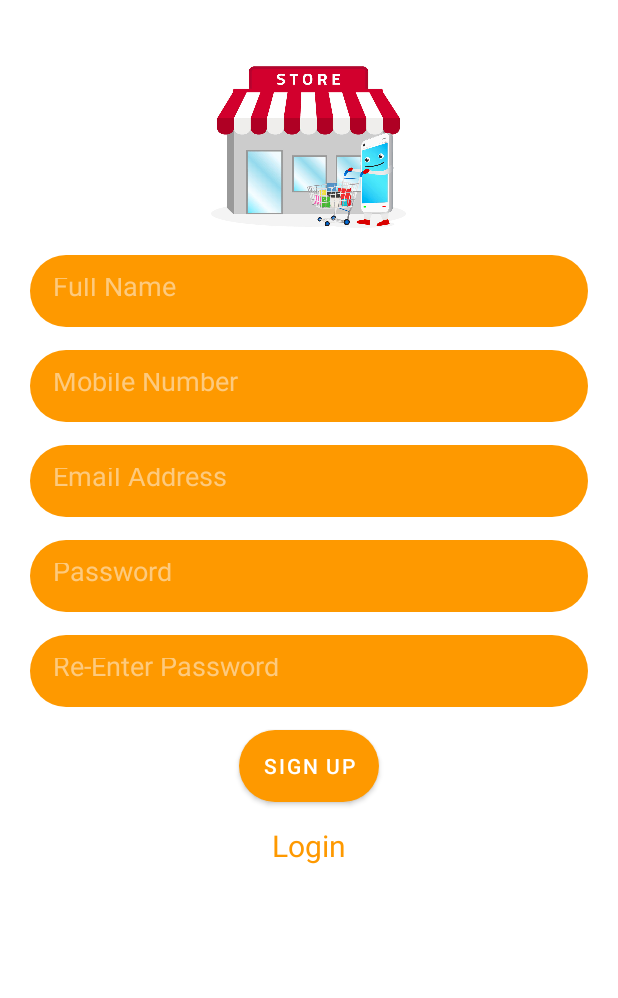
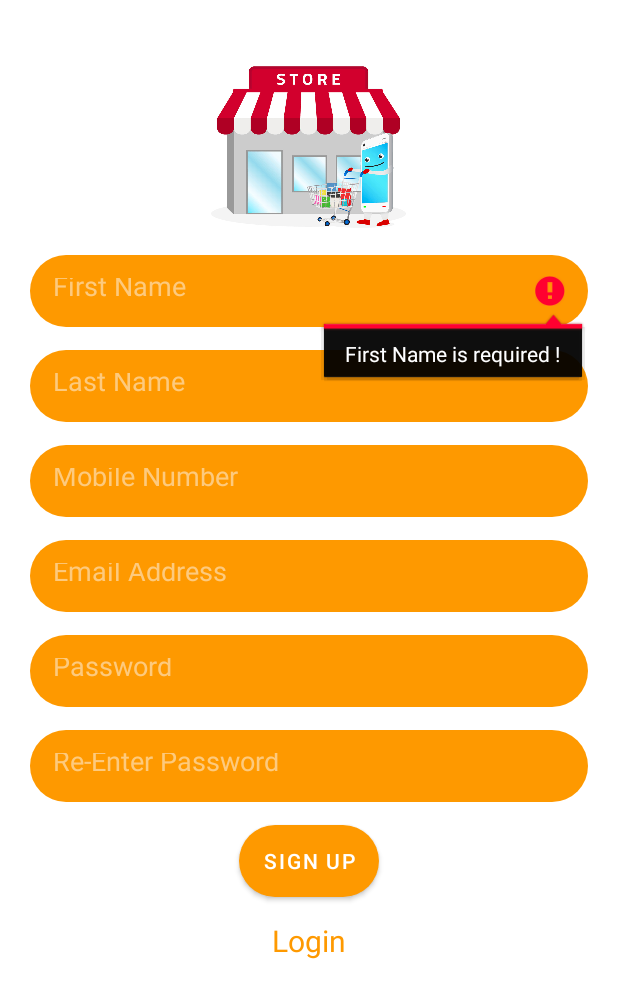
Before and after one commit to Zakaria-Ar/Online-Store-Android, an Android app: the MainActivity screen opened directly, with no data from a screen before it, after a tap on "SIGN UP", on a phone screen of 412 x 824 dp. Shown: the top 998 px of the screen. Run offline under Robolectric (Android 15) with nearby library versions, the phone set to English and light mode, and no system bars; our stand-ins replace Firebase (no records; nobody signed in at launch, a user with empty details on screens opened directly).

Commit message:
finished project

```diff
--- a/app/src/main/java/com/example/store/Home.java
+++ b/app/src/main/java/com/example/store/Home.java
@@ -42,7 +42,7 @@ public class Home extends AppCompatActivity {
                     public void onSuccess(DocumentSnapshot documentSnapshot) {
                         if (documentSnapshot.exists()) {
                             // User document exists, get data
-                            String fullName = documentSnapshot.getString("name");
+                            String fullName = documentSnapshot.getString("lastName");
                             userName.setText(fullName);
 
                         }
--- a/app/src/main/java/com/example/store/MainActivity.java
+++ b/app/src/main/java/com/example/store/MainActivity.java
@@ -6,64 +6,132 @@ import androidx.appcompat.app.AppCompatActivity;
 import android.app.ProgressDialog;
 import android.content.Intent;
 import android.os.Bundle;
+import android.util.Patterns;
 import android.view.View;
+import android.widget.Button;
+import android.widget.EditText;
+import android.widget.ProgressBar;
+import android.widget.TextView;
 import android.widget.Toast;
 
 import com.example.store.databinding.ActivityHomeBinding;
 import com.example.store.databinding.ActivityMainBinding;
+import com.google.android.gms.tasks.OnCompleteListener;
 import com.google.android.gms.tasks.OnFailureListener;
 import com.google.android.gms.tasks.OnSuccessListener;
+import com.google.android.gms.tasks.Task;
 import com.google.firebase.auth.AuthResult;
 import com.google.firebase.auth.FirebaseAuth;
+import com.google.firebase.auth.FirebaseUser;
 import com.google.firebase.firestore.FirebaseFirestore;
 
 public class MainActivity extends AppCompatActivity {
-    ActivityMainBinding binding;
-    ProgressDialog progressDialog;
-    FirebaseAuth firebaseAuth;
-    FirebaseFirestore firebaseFirestore;
+    private TextView login;
+    private EditText editTextEmail, editTextPassword,editTextLastName, editTextFirstName,editTextRePassword,editTextMobileNumber;
+    private Button signUp;
+
+    private FirebaseAuth mAuth;
+    private FirebaseFirestore firebaseFirestore;
+    private ProgressBar progressBar;
     @Override
     protected void onCreate(Bundle savedInstanceState) {
         super.onCreate(savedInstanceState);
-        binding=ActivityMainBinding.inflate(getLayoutInflater());
-        setContentView(binding.getRoot());
+        setContentView(R.layout.activity_main);
 
-        firebaseAuth=FirebaseAuth.getInstance();
+        login = (TextView) findViewById(R.id.goToLoginActivity);
+        login.setOnClickListener(this::onClick);
+
+        signUp = (Button) findViewById(R.id.signup);
+        signUp.setOnClickListener(this::onClick);
+
+        editTextEmail = (EditText) findViewById(R.id.emailAddress);
+        editTextRePassword = (EditText) findViewById(R.id.rePassword);
+        editTextFirstName = (EditText) findViewById(R.id.firstName);
+        editTextLastName = (EditText) findViewById(R.id.lastName);
+        editTextMobileNumber = (EditText) findViewById(R.id.mobileNumber);
+        editTextPassword = (EditText) findViewById(R.id.password);
+
+        progressBar = (ProgressBar) findViewById(R.id.progressbar);
+        mAuth = FirebaseAuth.getInstance();
         firebaseFirestore=FirebaseFirestore.getInstance();
-        progressDialog = new ProgressDialog(this);
-        binding.signup.setOnClickListener(new View.OnClickListener() {
-            @Override
-            public void onClick(View v) {
-                String name = binding.name.getText().toString();
-                String number = binding.mobileNumber.getText().toString();
-                String email = binding.emailAddress.getText().toString().trim();
-                String password = binding.password.getText().toString();
 
-                progressDialog.show();
-                firebaseAuth.createUserWithEmailAndPassword(email,password)
-                        .addOnSuccessListener(new OnSuccessListener<AuthResult>() {
+    }
+
+    public void onClick(View v){
+        switch (v.getId()){
+            case R.id.goToLoginActivity:
+                startActivity(new Intent(this,LoginActivity.class));
+                break;
+            case R.id.signup:
+                userSignUp();
+                break;
+        }
+    }
+    private void userSignUp(){
+        String email = editTextEmail.getText().toString().trim();
+        String password = editTextPassword.getText().toString().trim();
+        String rePassword = editTextRePassword.getText().toString().trim();
+        String mobileNumber = editTextMobileNumber.getText().toString().trim();
+        String firstName = editTextFirstName.getText().toString().trim();
+        String lastName = editTextLastName.getText().toString().trim();
+
+        if(firstName.isEmpty()){
+            editTextFirstName.setError("First Name is required !");
+            editTextFirstName.requestFocus();
+            return;
+        }
+        if(lastName.isEmpty()){
+            editTextLastName.setError("Last Name is required !");
+            editTextLastName.requestFocus();
+            return;
+        }
+        if(mobileNumber.length() != 10){
+            editTextMobileNumber.setError("Mobile Number is incorrect !");
+            editTextMobileNumber.requestFocus();
+            return;
+        }
+
+        if(email.isEmpty()){
+            editTextEmail.setError("Email is required");
+            editTextEmail.requestFocus();
+            return;
+        }
+        if(!Patterns.EMAIL_ADDRESS.matcher(email).matches()){
+            editTextEmail.setError("Please enter a valid email");
+            editTextEmail.requestFocus();
+            return;
+        }
+        if(password.isEmpty()){
+            editTextPassword.setError("Password is required !");
+            editTextPassword.requestFocus();
+            return;
+        }
+        if (password.length() < 8){
+            editTextPassword.setError("Min password length is 8 characters !");
+            editTextPassword.requestFocus();
+            return;
+        }
+        if(!rePassword.equals(password)){
+            editTextRePassword.setError("Password is incorrect");
+            editTextRePassword.requestFocus();
+            return;
+        }
+        progressBar.setVisibility(View.VISIBLE);
+        mAuth.createUserWithEmailAndPassword(email,password).addOnSuccessListener(new OnSuccessListener<AuthResult>() {
             @Override
             public void onSuccess(AuthResult authResult) {
                 startActivity(new Intent(MainActivity.this,LoginActivity.class));
-                                progressDialog.cancel();
                 firebaseFirestore.collection("User")
                         .document(FirebaseAuth.getInstance().getUid())
-                                        .set(new UserModel(name,number,email));
+                        .set(new UserModel(firstName,lastName,mobileNumber,email,password));
+                progressBar.setVisibility(View.INVISIBLE);
             }
                 })
                 .addOnFailureListener(new OnFailureListener() {
                     @Override
                     public void onFailure(@NonNull Exception e) {
                         Toast.makeText(MainActivity.this, e.getMessage(), Toast.LENGTH_SHORT).show();
-                                progressDialog.cancel();
-                            }
-                        });
-            }
-        });
-        binding.goToLoginActivity.setOnClickListener(new View.OnClickListener() {
-            @Override
-            public void onClick(View v) {
-                startActivity(new Intent(MainActivity.this,LoginActivity.class));
+                        progressBar.setVisibility(View.INVISIBLE);
                     }
                 });
     }
--- a/app/src/main/res/layout/activity_main.xml
+++ b/app/src/main/res/layout/activity_main.xml
@@ -27,13 +27,26 @@
                 app:srcCompat="@drawable/img" />
 
             <EditText
-                android:id="@+id/name"
+                android:id="@+id/firstName"
                 android:layout_width="match_parent"
                 android:layout_height="48dp"
                 android:autofillHints="nothing"
                 android:background="@drawable/round_btn"
                 android:backgroundTint="@color/first_color"
-                android:hint="@string/full_name"
+                android:hint="@string/firstName"
+                android:inputType="textPersonName"
+                android:padding="15dp"
+                android:textColorHint="#FDCA7E"
+                tools:ignore="TextContrastCheck" />
+            <EditText
+                android:id="@+id/lastName"
+                android:layout_width="match_parent"
+                android:layout_height="48dp"
+                android:layout_marginTop="15dp"
+                android:autofillHints="nothing"
+                android:background="@drawable/round_btn"
+                android:backgroundTint="@color/first_color"
+                android:hint="@string/lastName"
                 android:inputType="textPersonName"
                 android:padding="15dp"
                 android:textColorHint="#FDCA7E"
@@ -109,6 +122,7 @@
                 android:textColorHint="#FFFFFF"
                 tools:ignore="TextContrastCheck" />
 
+
             <TextView
                 android:id="@+id/goToLoginActivity"
                 android:layout_width="wrap_content"
@@ -119,6 +133,11 @@
                 android:textColor="@color/first_color"
                 tools:ignore="TextContrastCheck"
                 android:textSize="20sp"/>
+            <ProgressBar
+                android:id="@+id/progressbar"
+                android:layout_width="match_parent"
+                android:layout_height="wrap_content"
+                android:visibility="gone"/>
         </LinearLayout>
     </ScrollView>
 
--- a/app/src/main/res/values/strings.xml
+++ b/app/src/main/res/values/strings.xml
@@ -5,7 +5,8 @@
     <string name="enter_mail">Please enter your mail</string>
     <string name="enter_pass">Please enter your password</string>
     <string name="login">Login</string>
-    <string name="full_name">Full Name</string>
+    <string name="firstName">First Name</string>
+    <string name="lastName">Last Name</string>
     <string name="mobile_number">Mobile Number</string>
     <string name="email_address">Email Address</string>
     <string name="password">Password</string>
```
Also changed, not shown: app/src/main/java/com/example/store/UserModel.java (+27 -8 lines). Lines whose indentation alone changed are shown as unchanged.
